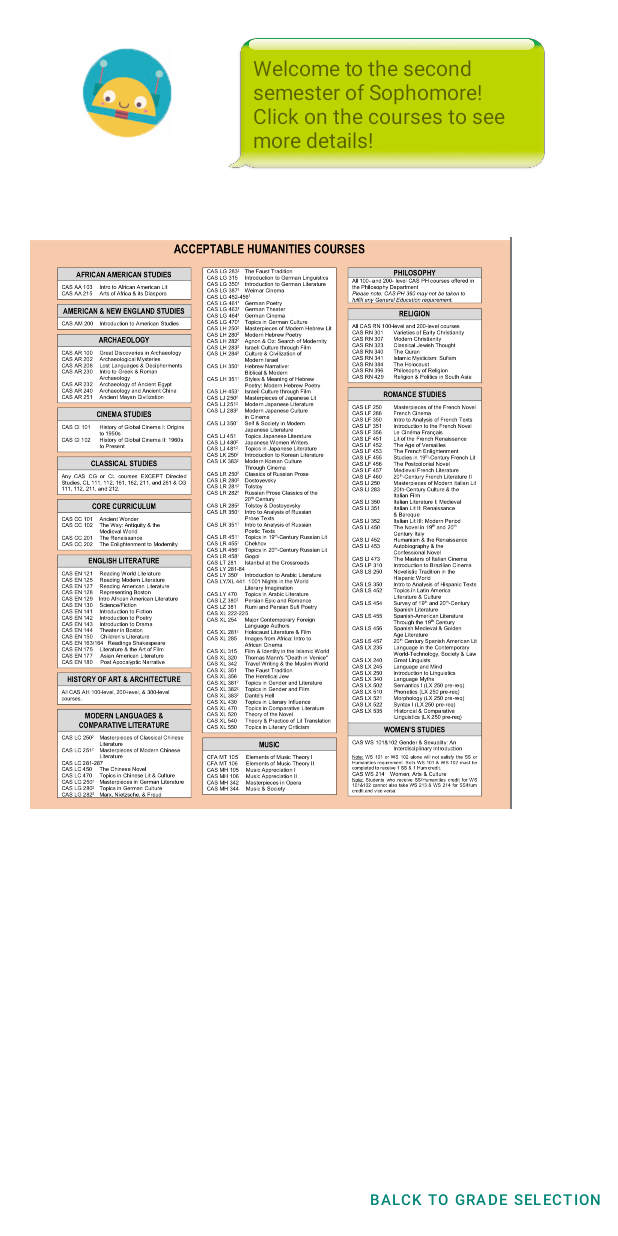
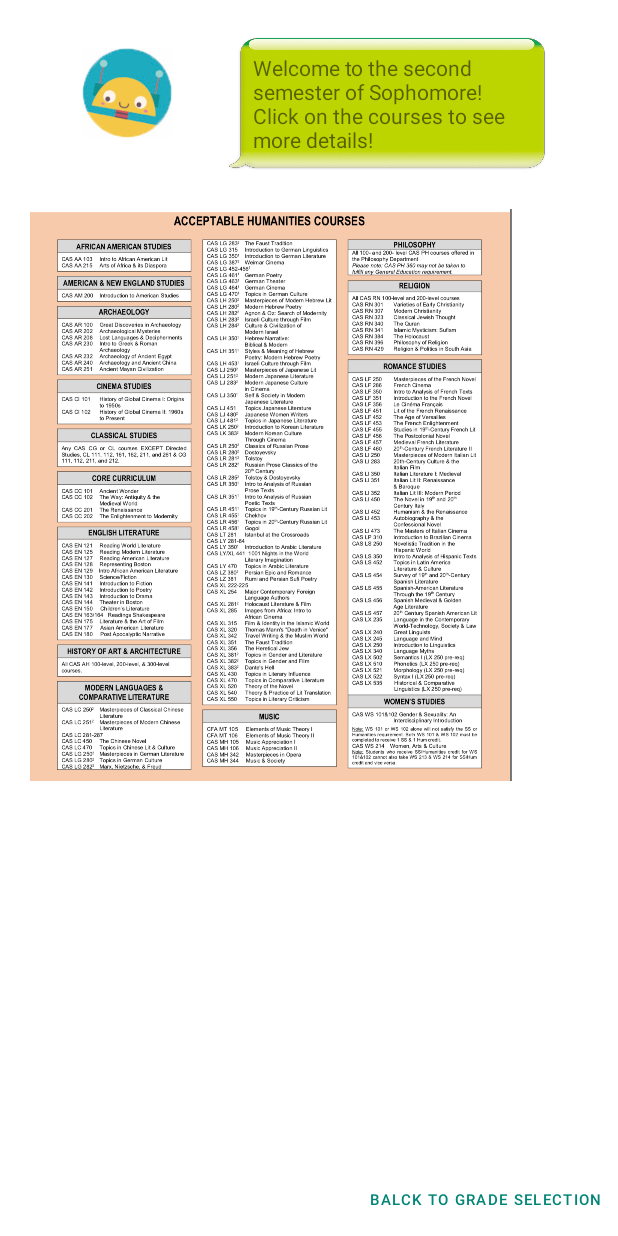
Before and after one commit to MengtingSong/Course_Suggestion_Chatbot, an Android app: the generaltemp screen opened directly, with no data from a screen before it, on a phone screen of 412 x 824 dp. Run offline under Robolectric (Android 15) with nearby library versions, the phone set to English and light mode, and no system bars; 3 statements that could not run were skipped.

Commit message:
Final Layout

```diff
--- a/app/src/main/res/layout/activity_generaltemp.xml
+++ b/app/src/main/res/layout/activity_generaltemp.xml
@@ -76,7 +76,7 @@ Click on the courses to see more details!"
     <ImageView
         android:id="@+id/courselist"
         android:layout_width="321dp"
-        android:layout_height="497dp"
+        android:layout_height="460dp"
         android:layout_marginStart="20dp"
         android:layout_marginLeft="20dp"
         android:layout_marginTop="100dp"
```
